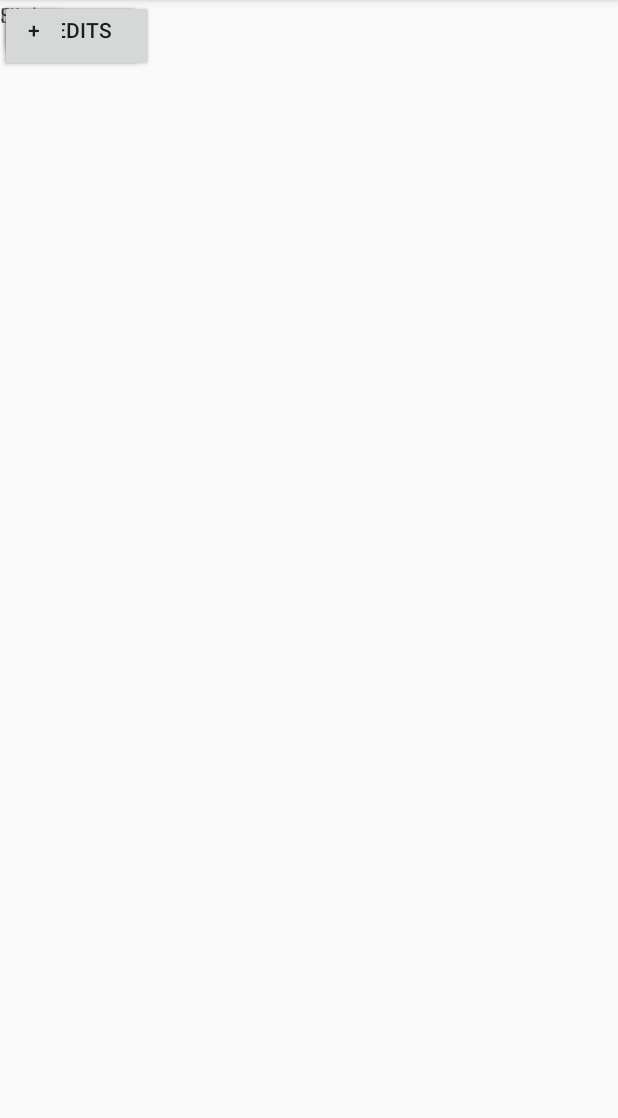
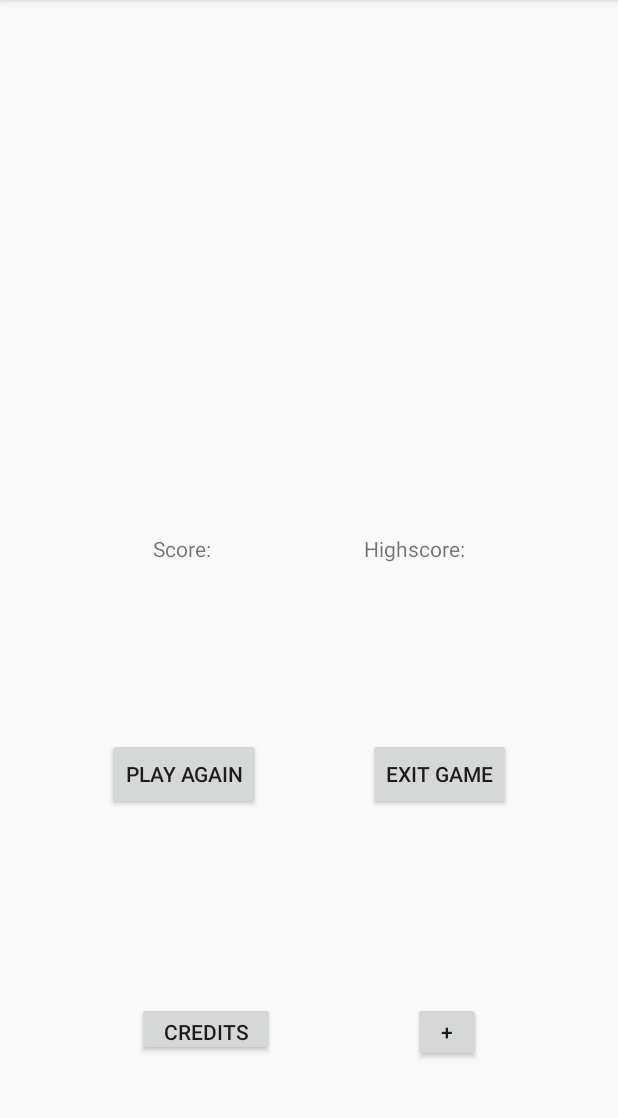
Before and after one commit to MyMumSwimsFaster/Snake, an Android app: the screen it shows after launch (MainActivity), on a phone screen of 412 x 824 dp, the part 84-1202 px from its top. Run offline under Robolectric (Android 15) with nearby library versions, the phone set to English and light mode, and no system bars.

Commit message:
Binding the models ok cia

```diff
--- a/app/src/main/res/layout/activity_main.xml
+++ b/app/src/main/res/layout/activity_main.xml
@@ -10,20 +10,22 @@
         android:id="@+id/view"
         android:layout_width="371dp"
         android:layout_height="348dp"
+        android:layout_marginTop="8dp"
         app:layout_constraintEnd_toEndOf="parent"
         app:layout_constraintHorizontal_bias="0.5"
         app:layout_constraintStart_toStartOf="parent"
-        tools:layout_editor_absoluteY="16dp" />
+        app:layout_constraintTop_toTopOf="parent" />
 
     <TextView
         android:id="@+id/score"
         android:layout_width="108dp"
         android:layout_height="37dp"
+        android:layout_marginTop="8dp"
         android:text="Your Score:"
         app:layout_constraintEnd_toStartOf="@+id/view"
         app:layout_constraintHorizontal_bias="0.5"
         app:layout_constraintStart_toEndOf="@+id/view"
-        tools:layout_editor_absoluteY="44dp" />
+        app:layout_constraintTop_toTopOf="@+id/view" />
 
     <TextView
         android:id="@+id/highscore"
@@ -41,47 +43,63 @@
         android:layout_width="wrap_content"
         android:layout_height="wrap_content"
         android:text="Score:"
-        tools:layout_editor_absoluteX="20dp"
-        tools:layout_editor_absoluteY="364dp" />
+        app:layout_constraintEnd_toStartOf="@+id/currentHighscore"
+        app:layout_constraintHorizontal_bias="0.5"
+        app:layout_constraintStart_toStartOf="parent"
+        app:layout_constraintTop_toBottomOf="@+id/view" />
 
     <TextView
         android:id="@+id/currentHighscore"
         android:layout_width="wrap_content"
         android:layout_height="wrap_content"
         android:text="Highscore:"
-        tools:layout_editor_absoluteX="323dp"
-        tools:layout_editor_absoluteY="364dp" />
+        app:layout_constraintEnd_toEndOf="parent"
+        app:layout_constraintHorizontal_bias="0.5"
+        app:layout_constraintStart_toEndOf="@+id/currentScore"
+        app:layout_constraintTop_toBottomOf="@+id/view" />
 
     <Button
         android:id="@+id/playAgain"
         android:layout_width="wrap_content"
         android:layout_height="wrap_content"
+        android:layout_marginTop="136dp"
         android:text="Play Again"
-        tools:layout_editor_absoluteX="20dp"
-        tools:layout_editor_absoluteY="446dp" />
+        app:layout_constraintEnd_toStartOf="@+id/exitGame"
+        app:layout_constraintHorizontal_bias="0.5"
+        app:layout_constraintStart_toStartOf="parent"
+        app:layout_constraintTop_toBottomOf="@+id/view" />
 
     <Button
         android:id="@+id/exitGame"
         android:layout_width="wrap_content"
         android:layout_height="wrap_content"
+        android:layout_marginTop="136dp"
         android:text="Exit Game"
-        tools:layout_editor_absoluteX="235dp"
-        tools:layout_editor_absoluteY="446dp" />
+        app:layout_constraintEnd_toEndOf="parent"
+        app:layout_constraintHorizontal_bias="0.5"
+        app:layout_constraintStart_toEndOf="@+id/playAgain"
+        app:layout_constraintTop_toBottomOf="@+id/view" />
 
     <Button
         android:id="@+id/credits"
         android:layout_width="92dp"
         android:layout_height="36dp"
+        android:layout_marginTop="128dp"
         android:text="credits"
-        tools:layout_editor_absoluteX="20dp"
-        tools:layout_editor_absoluteY="678dp" />
+        app:layout_constraintEnd_toStartOf="@+id/scam"
+        app:layout_constraintHorizontal_bias="0.5"
+        app:layout_constraintStart_toStartOf="parent"
+        app:layout_constraintTop_toBottomOf="@+id/playAgain" />
 
     <Button
         android:id="@+id/scam"
         android:layout_width="45dp"
         android:layout_height="40dp"
+        android:layout_marginTop="128dp"
         android:text="+"
-        tools:layout_editor_absoluteX="349dp"
-        tools:layout_editor_absoluteY="674dp" />
+        app:layout_constraintEnd_toEndOf="parent"
+        app:layout_constraintHorizontal_bias="0.5"
+        app:layout_constraintStart_toEndOf="@+id/credits"
+        app:layout_constraintTop_toBottomOf="@+id/exitGame" />
 
 </androidx.constraintlayout.widget.ConstraintLayout>
```
